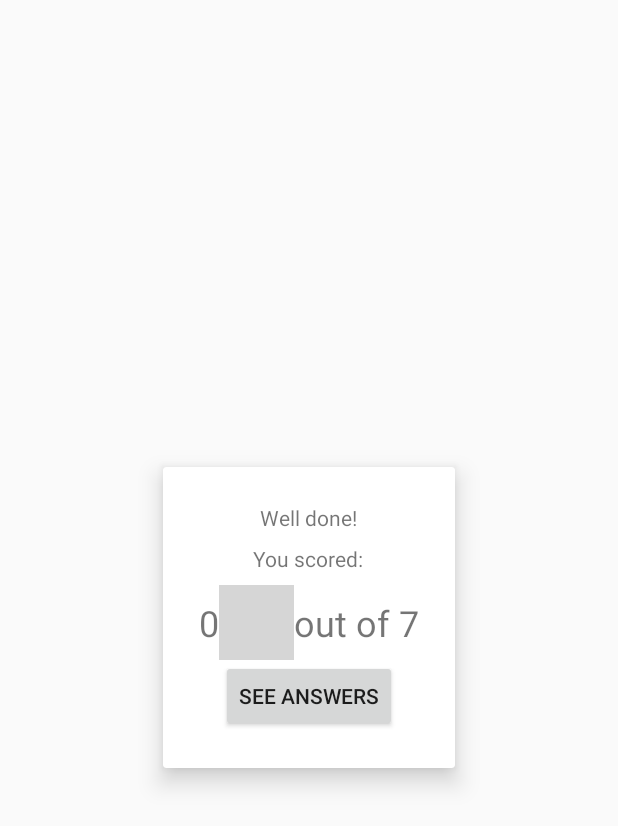
After one commit to alanionita/GDS_QuizApp, an Android app: the fragment ResultsModal shown on its own in the app's theme, on a phone screen of 412 x 824 dp. The commit adds this screen. Shown: the top 826 px of the screen. Run offline under Robolectric (Android 15) with nearby library versions, the phone set to English and light mode, and no system bars; 2 statements that could not run were skipped; grey boxes are pictures that could not be loaded.

Commit message:
added a modal for results with required logic for displaying correct results

```diff
--- a/app/src/main/java/com/example/android/quizapp/MainActivity.java
+++ b/app/src/main/java/com/example/android/quizapp/MainActivity.java
@@ -9,7 +9,7 @@ import android.widget.Toast;
 
 public class MainActivity extends AppCompatActivity {
 
-    int correctGuesses = 0;
+    private int correctGuesses = 0;
 
     @Override
     protected void onCreate(Bundle savedInstanceState) {
@@ -18,17 +18,19 @@ public class MainActivity extends AppCompatActivity {
     }
 
     public void submitAnswers(View view) {
+        ResultsModal modal = new ResultsModal();
+        modal.show(getFragmentManager(), "dialog");
         countCorrectGuesses();
-        CharSequence text = "You have " + correctGuesses + " correct guesses!" + "\nWell done!";
-        if (correctGuesses == 0) {
-            text = "Wow! You're not very good at this are you?!!!";
-        } else if (correctGuesses == 1) {
-            text = "You have only " + correctGuesses + " correct guess!" + "\nThis must be a hard quiz!";
-        }
-        Toast toast = Toast.makeText(this, text, Toast.LENGTH_LONG);
-        toast.setGravity(Gravity.CENTER, 0, 0);
-        toast.show();
         resetQuiz();
+//        CharSequence text = "You have " + correctGuesses + " correct guesses!" + "\nWell done!";
+//        if (correctGuesses == 0) {
+//            text = "Wow! You're not very good at this are you?!!!";
+//        } else if (correctGuesses == 1) {
+//            text = "You have only " + correctGuesses + " correct guess!" + "\nThis must be a hard quiz!";
+//        }
+//        Toast toast = Toast.makeText(this, text, Toast.LENGTH_LONG);
+//        toast.setGravity(Gravity.CENTER, 0, 0);
+//        toast.show();
     }
 
     private Boolean questionOneCorrectChoice() {
@@ -72,7 +74,7 @@ public class MainActivity extends AppCompatActivity {
         return false;
     }
 
-    private void countCorrectGuesses() {
+    public int  countCorrectGuesses() {
 
         if (questionOneCorrectChoice()) correctGuesses++;
         if (questionTwoCorrectChoice()) correctGuesses++;
@@ -82,6 +84,7 @@ public class MainActivity extends AppCompatActivity {
         if (questionSixCorrectChoice()) correctGuesses++;
         if (questionSevenCorrectChoice()) correctGuesses++;
 
+        return correctGuesses;
     }
 
     public void resetQuiz () {
@@ -89,5 +92,4 @@ public class MainActivity extends AppCompatActivity {
     }
 
 
-
 }
--- /dev/null
+++ b/app/src/main/java/com/example/android/quizapp/ResultsModal.java
@@ -0,0 +1,32 @@
+package com.example.android.quizapp;
+
+import android.app.DialogFragment;
+import android.support.v7.app.AppCompatActivity;
+import android.os.Bundle;
+import android.support.annotation.Nullable;
+import android.util.Log;
+import android.view.LayoutInflater;
+import android.view.View;
+import android.view.ViewGroup;
+import android.widget.LinearLayout;
+import android.widget.TextView;
+
+/**
+ * Created by alanionita on 04/02/2018.
+ */
+
+public class ResultsModal extends DialogFragment {
+    @Nullable
+    @Override
+
+    public View onCreateView(LayoutInflater inflater, @Nullable ViewGroup container, @Nullable Bundle savedInstanceState) {
+        View view = inflater.inflate(R.layout.results_modal, container, false);
+        getDialog().setTitle("Results of the quiz!");
+        TextView correctAnswers = view.findViewById(R.id.guess);
+        int correctGuesses = ((MainActivity)getActivity()).countCorrectGuesses();
+        Log.i("correct guesses", String.valueOf(correctGuesses));
+        correctAnswers.setText(String.valueOf(correctGuesses));
+        return view;
+    }
+
+}
--- /dev/null
+++ b/app/src/main/res/layout/results_modal.xml
@@ -0,0 +1,71 @@
+<?xml version="1.0" encoding="utf-8"?>
+<LinearLayout xmlns:android="http://schemas.android.com/apk/res/android"
+    android:layout_width="match_parent"
+    android:layout_height="match_parent"
+    xmlns:card_view="http://schemas.android.com/apk/res-auto"
+    android:orientation="vertical"
+    android:gravity="center"
+    android:id="@+id/results_modal">
+
+    <android.support.v7.widget.CardView
+        android:layout_width="wrap_content"
+        android:layout_height="wrap_content"
+        android:orientation="vertical"
+        card_view:cardElevation="10dp"
+        android:visibility="visible">
+
+        <LinearLayout
+            android:layout_width="match_parent"
+            android:layout_height="match_parent"
+            android:gravity="center"
+            android:orientation="vertical"
+            android:layout_margin="24dp">
+
+            <TextView
+                android:layout_width="wrap_content"
+                android:layout_height="wrap_content"
+                android:text="@string/modal_main_text"
+                android:layout_marginBottom="8dp"/>
+
+            <TextView
+                android:layout_width="wrap_content"
+                android:layout_height="wrap_content"
+                android:text="@string/modal_sub_text"
+                android:layout_marginBottom="8dp"/>
+
+           <LinearLayout
+               android:layout_width="wrap_content"
+               android:layout_height="wrap_content"
+               android:orientation="horizontal"
+               android:gravity="center">
+
+               <TextView
+                   android:id="@+id/guess"
+                   android:layout_width="wrap_content"
+                   android:layout_height="wrap_content"
+                   android:text="0"
+                   android:textSize="24sp"/>
+               <ImageView
+                   android:layout_width="50dp"
+                   android:layout_height="50dp"
+                   android:src="@drawable/tomato"/>
+
+               <TextView
+                   android:layout_width="wrap_content"
+                   android:layout_height="wrap_content"
+                   android:text="out of 7"
+                   android:textSize="24sp"/>
+           </LinearLayout>
+
+            <Button
+                android:layout_width="wrap_content"
+                android:layout_height="wrap_content"
+                android:text="See answers"/>
+
+
+
+        </LinearLayout>
+
+    </android.support.v7.widget.CardView>
+
+</LinearLayout>
--- a/app/src/main/res/values/strings.xml
+++ b/app/src/main/res/values/strings.xml
@@ -32,4 +32,6 @@
     <string name="button_text">Submit</string>
     <string name="subtitle">Test your vegan IQ</string>
     <string name="cta">Start quiz</string>
+    <string name="modal_main_text">Well done!</string>
+    <string name="modal_sub_text">You scored: </string>
 </resources>
```
